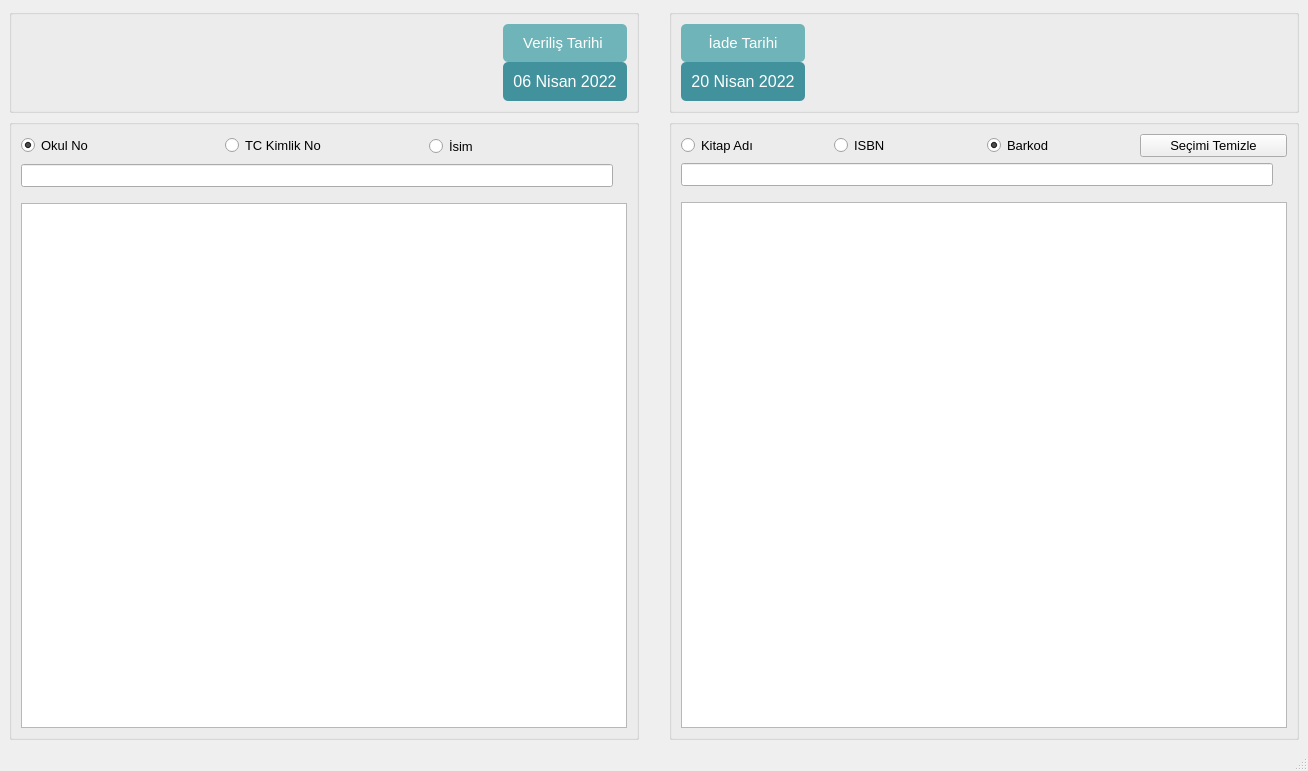
The window that ui/emanetVerme.ui (mseroglu/kutuphaneOtomasyon) describes before a commit, drawn with Qt 5.
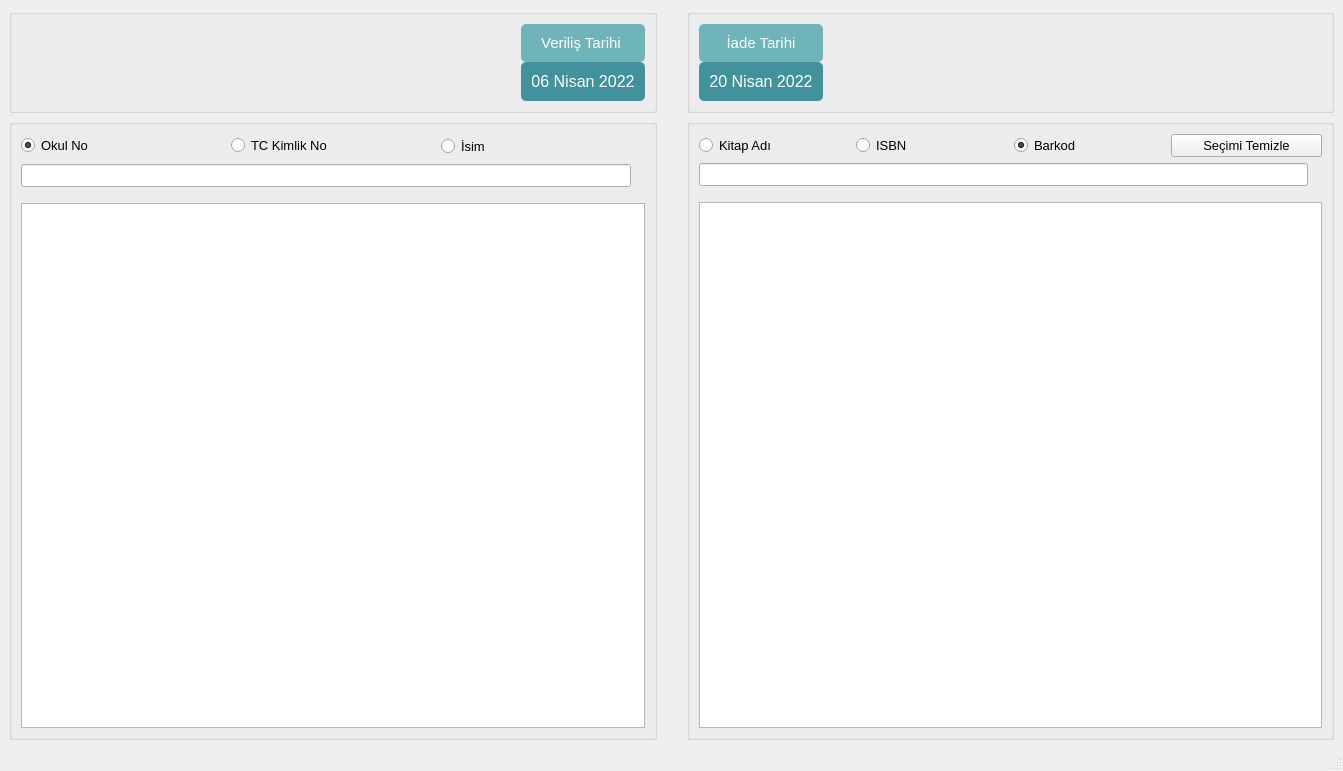
The same window after the commit. Icons and pictures are not drawn.

Diff of the .ui file:
```diff
--- a/ui/emanetVerme.ui
+++ b/ui/emanetVerme.ui
@@ -6,7 +6,7 @@
    <rect>
     <x>0</x>
     <y>0</y>
-    <width>1308</width>
+    <width>1343</width>
     <height>771</height>
    </rect>
   </property>
```
Left out of the diff: 2 changed lines with no effect on the pictures.
